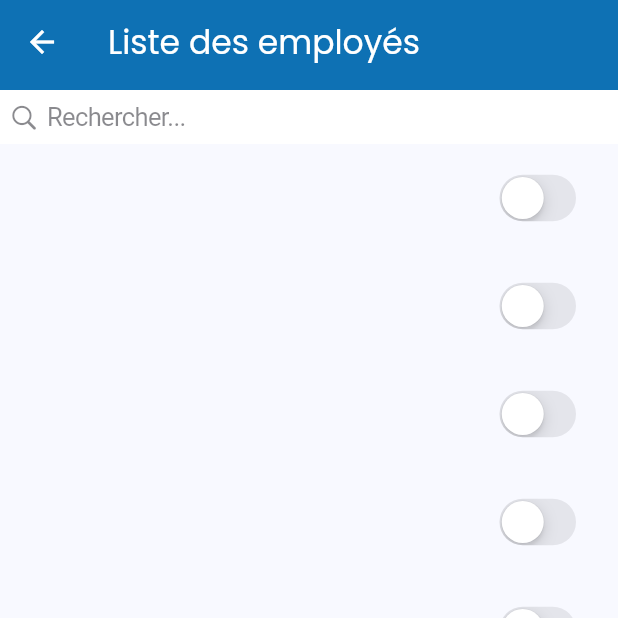
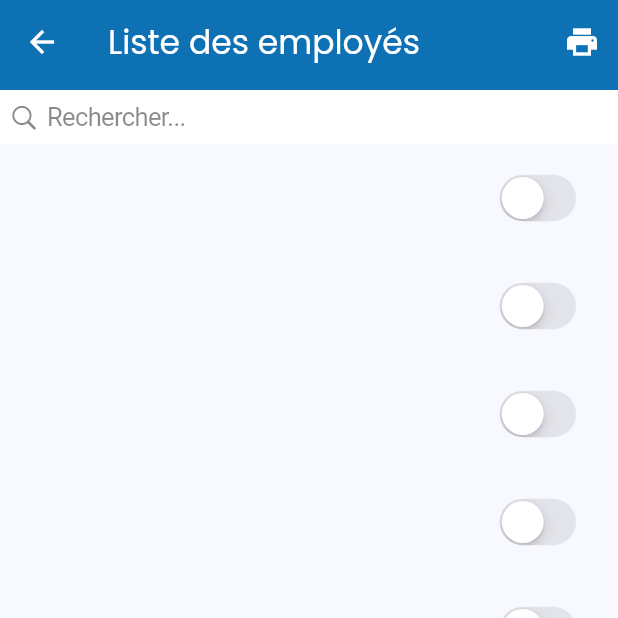
Before and after one commit to Starland9/gestion_presence_cabrel, a Flutter app: the screen it shows after launch, after a tap on "Commencer", after a tap on "Administration", on a phone screen of 412 x 824 dp, the top half of it. Run offline on Flutter 3.47's test engine with Material 3 defaults, Android fonts, the phone set to English and light mode, and no system bars; our stand-ins replace animate_do, auto_route, bloc, equatable, faker, firebase_core and 4 more; accounts and stored records are empty.

Commit message:
feat: Add PDF generation functionality
Adds the ability to generate a PDF report containing employee presence data.

This feature utilizes the `pdf` and `printing` packages to generate and export a PDF document containing details about employee presence records.

The `EmployeesListScreen` now includes a print button that triggers the PDF generation process.

```diff
--- a/lib/src/screens/admin/components/employee_list_item.dart
+++ b/lib/src/screens/admin/components/employee_list_item.dart
@@ -10,22 +10,27 @@ class EmployeeListItem extends StatelessWidget {
   const EmployeeListItem({
     super.key,
     required this.emp,
+    required this.onGetPresence,
   });
 
   final Employee emp;
+  final Function(Employee, Presence) onGetPresence;
 
   @override
   Widget build(BuildContext context) {
     return BlocProvider(
       create: (context) => PresencesCubit(context.read<PresenceRepository>())
         ..getLastPresence(emp.matricule),
-      child: BlocBuilder<PresencesCubit, PresencesState>(
-        builder: (context, state) {
-          return BlocBuilder<PresencesCubit, PresencesState>(
+      child: BlocConsumer<PresencesCubit, PresencesState>(
+        listener: (BuildContext context, PresencesState state) {
+          if (state is PresenceLoaded) {
+            onGetPresence(emp, state.presence);
+          }
+        },
         builder: (context, state) {
           final presence = state is PresenceLoaded
               ? state.presence
-                  : context.watch<PresencesCubit>().presence;
+              : context.read<PresencesCubit>().presence;
 
           return ListTile(
             onTap: presence.dates.isEmpty
@@ -37,8 +42,6 @@ class EmployeeListItem extends StatelessWidget {
               value: presence.isToday,
               onChanged: (_) {},
             ),
-              );
-            },
           );
         },
       ),
--- a/lib/src/screens/admin/employees_list_screen.dart
+++ b/lib/src/screens/admin/employees_list_screen.dart
@@ -3,9 +3,10 @@ import 'package:flutter/cupertino.dart';
 import 'package:flutter/material.dart';
 import 'package:flutter_bloc/flutter_bloc.dart';
 import 'package:gestion_presence_cabrel/src/blocs/employee/employee_cubit.dart';
+import 'package:gestion_presence_cabrel/src/models/employee.dart';
+import 'package:gestion_presence_cabrel/src/models/presence.dart';
 import 'package:gestion_presence_cabrel/src/repositories/employee_repository.dart';
 import 'package:gestion_presence_cabrel/src/screens/admin/components/employee_list_item.dart';
-import 'package:gestion_presence_cabrel/src/shared/widgets/custom_loader.dart';
 
 @RoutePage()
 class EmployeesListScreen extends StatefulWidget {
@@ -18,6 +19,8 @@ class EmployeesListScreen extends StatefulWidget {
 class _EmployeesListScreenState extends State<EmployeesListScreen> {
   String _query = "";
 
+  final Map<Employee, Presence> _presences = {};
+
   @override
   Widget build(BuildContext context) {
     return BlocProvider(
@@ -26,6 +29,9 @@ class _EmployeesListScreenState extends State<EmployeesListScreen> {
       child: Scaffold(
         appBar: AppBar(
           title: const Text("Liste des employés"),
+          actions: [
+            IconButton(onPressed: _generatePDF, icon: const Icon(Icons.print))
+          ],
           bottom: PreferredSize(
             preferredSize: const Size(double.maxFinite, 40),
             child: CupertinoSearchTextField(
@@ -39,30 +45,31 @@ class _EmployeesListScreenState extends State<EmployeesListScreen> {
         ),
         body: BlocBuilder<EmployeeCubit, EmployeeState>(
           builder: (context, state) {
-            if (state is EmployeeListLoaded) {
-              final employees = state.employees
+            final employees = state is EmployeeListLoaded
+                ? state.employees
                     .where((e) =>
                         e.matricule
                             .toLowerCase()
                             .contains(_query.toLowerCase()) ||
                         e.name.toLowerCase().contains(_query.toLowerCase()))
-                  .toList();
+                    .toList()
+                : List<Employee>.empty();
 
-              if (employees.isEmpty) {
-                return const Center(
+            return employees.isEmpty
+                ? const Center(
                     child: Text("Aucun employé"),
+                  )
+                : ListView.builder(
+                    itemCount: employees.length,
+                    itemBuilder: (context, index) {
+                      final emp = employees[index];
+                      return EmployeeListItem(
+                        key: ValueKey<String>(emp.matricule),
+                        emp: emp,
+                        onGetPresence: _addPresence,
                       );
-              }
-
-              return SingleChildScrollView(
-                child: Column(
-                  children: [
-                    for (final emp in employees) EmployeeListItem(emp: emp),
-                  ],
-                ),
+                    },
                   );
-            }
-            return const Center(child: CustomLoader());
           },
         ),
       ),
@@ -74,4 +81,14 @@ class _EmployeesListScreenState extends State<EmployeesListScreen> {
       _query = value;
     });
   }
+
+  _addPresence(Employee p1, Presence p2) {
+    setState(() {
+      _presences[p1] = p2;
+    });
   }
+
+  void _generatePDF() {
+    print(_presences);
+  }
+}
--- a/pubspec.yaml
+++ b/pubspec.yaml
@@ -41,10 +41,9 @@ dependencies:
   flutter_bloc: ^8.1.6
   equatable: ^2.0.5
   animate_do: ^3.3.4
+  pdf: ^3.11.1
+  printing: ^5.13.2
 
-
-
-  #
   faker: ^2.2.0
 
 dev_dependencies:
```
Also changed, not shown: pubspec.lock. Lines whose indentation alone changed are shown as unchanged.
